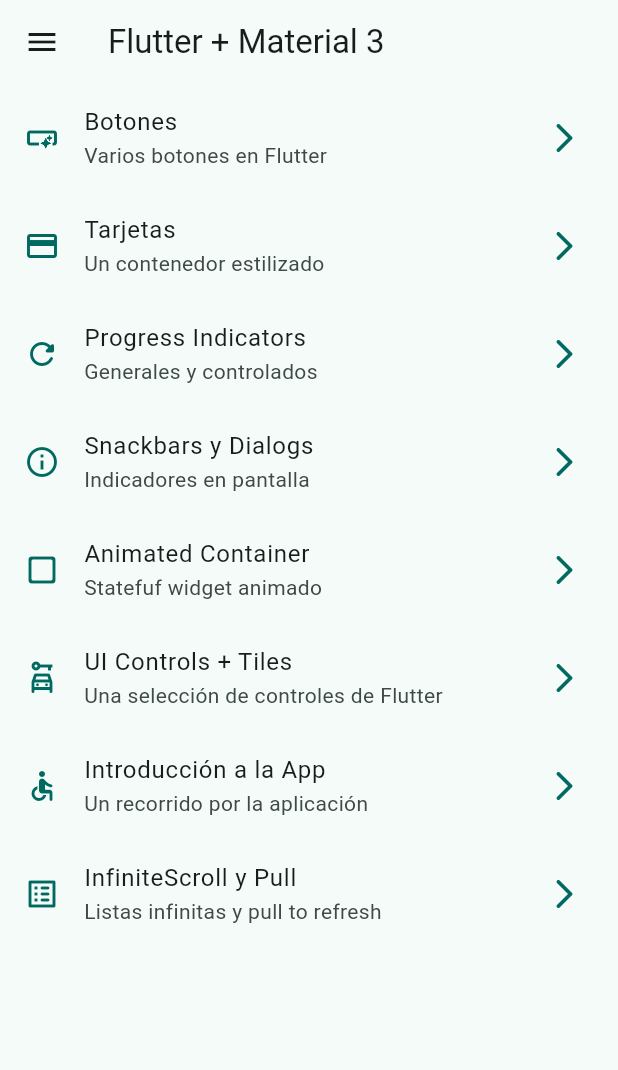
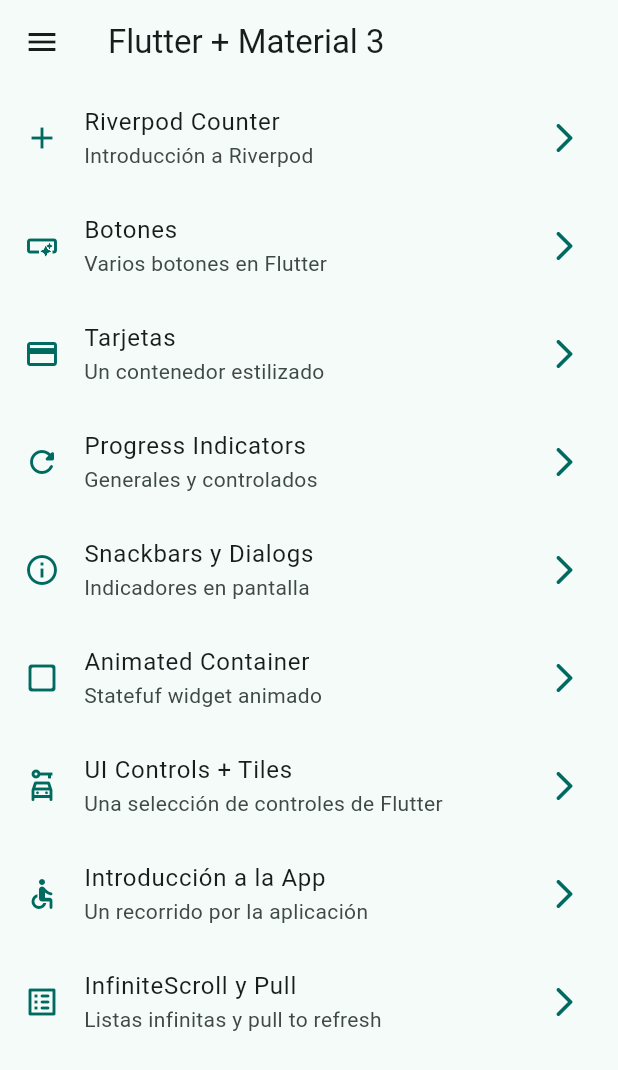
Before and after one commit to Russellnahuidev/widgets-app, a Flutter app: the screen it shows after launch, on a phone screen of 412 x 824 dp. Shown: the top 1070 px of the screen. Run offline on Flutter 3.47's test engine with Material 3 defaults, Android fonts, the phone set to English and light mode, and no system bars; our stand-ins replace animate_do, flutter_riverpod, go_router.

Commit message:
Riverpod implementado

```diff
--- a/lib/config/menu/menu_items.dart
+++ b/lib/config/menu/menu_items.dart
@@ -15,6 +15,12 @@ class MenuItems {
 }
 
 const appMenuItems = <MenuItems>[
+  MenuItems(
+    title: 'Riverpod Counter',
+    subTitle: 'Introducción a Riverpod',
+    link: '/counter-river',
+    icon: Icons.add,
+  ),
   MenuItems(
     title: 'Botones',
     subTitle: 'Varios botones en Flutter',
--- a/lib/config/router/app_router.dart
+++ b/lib/config/router/app_router.dart
@@ -49,5 +49,10 @@ final appRouter = GoRouter(
       name: InfiniteScrollScreen.name,
       builder: (context, state) => const InfiniteScrollScreen(),
     ),
+    GoRoute(
+      path: '/counter-river',
+      name: CounterScreen.name,
+      builder: (context, state) => const CounterScreen(),
+    ),
   ],
 );
--- a/lib/main.dart
+++ b/lib/main.dart
@@ -1,9 +1,10 @@
 import 'package:flutter/material.dart';
+import 'package:flutter_riverpod/flutter_riverpod.dart';
 import 'package:widgets_app/config/router/app_router.dart';
 import 'package:widgets_app/config/theme/app_theme.dart';
 
 void main() {
-  runApp(const MainApp());
+  runApp(ProviderScope(child: MainApp()));
 }
 
 class MainApp extends StatelessWidget {
--- /dev/null
+++ b/lib/presentation/providers/counter_provider.dart
@@ -0,0 +1,3 @@
+import 'package:flutter_riverpod/flutter_riverpod.dart';
+
+final counterProvider = StateProvider((ref) => 5);
--- /dev/null
+++ b/lib/presentation/providers/theme_provider.dart
@@ -0,0 +1,3 @@
+import 'package:flutter_riverpod/flutter_riverpod.dart';
+
+final isDarkModeProvider = StateProvider<bool>((ref) => false);
--- a/lib/presentation/screens/screens.dart
+++ b/lib/presentation/screens/screens.dart
@@ -7,3 +7,4 @@ export 'package:widgets_app/presentation/screens/inifinite_scroll/infinite_scrol
 export 'package:widgets_app/presentation/screens/progress/progress_screen.dart';
 export 'package:widgets_app/presentation/screens/snsckbar/snackbar_screen.dart';
 export 'package:widgets_app/presentation/screens/ui_controls/ui_controls_screen.dart';
+export 'package:widgets_app/presentation/screens/counter/counter_screen.dart';
--- a/pubspec.yaml
+++ b/pubspec.yaml
@@ -10,6 +10,7 @@ dependencies:
   animate_do: ^4.2.0
   flutter:
     sdk: flutter
+  flutter_riverpod: ^2.6.1
   go_router: ^15.1.2
 
 dev_dependencies:
```
Also changed, not shown: lib/presentation/screens/counter/counter_screen.dart (added, +49 -0 lines), pubspec.lock.
